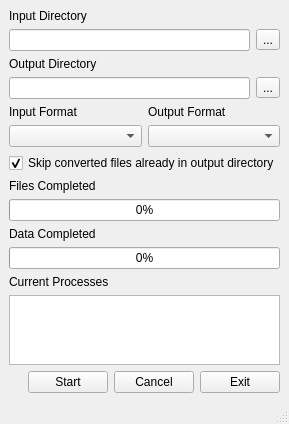
Old version of the form interface.ui in the repository spikespaz-archives/archive-bundles.
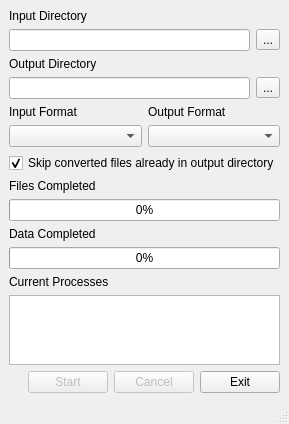
New version of the form.

Commit message: Bottom buttons disabled by default

Patch:
```diff
--- a/interface.ui
+++ b/interface.ui
@@ -160,6 +160,9 @@
       </item>
       <item>
        <widget class="QPushButton" name="start_button">
+        <property name="enabled">
+         <bool>false</bool>
+        </property>
         <property name="text">
          <string>Start</string>
         </property>
@@ -167,6 +170,9 @@
       </item>
       <item>
        <widget class="QPushButton" name="cancel_button">
+        <property name="enabled">
+         <bool>false</bool>
+        </property>
         <property name="text">
          <string>Cancel</string>
         </property>
```
The commit also changes 2 other files.
